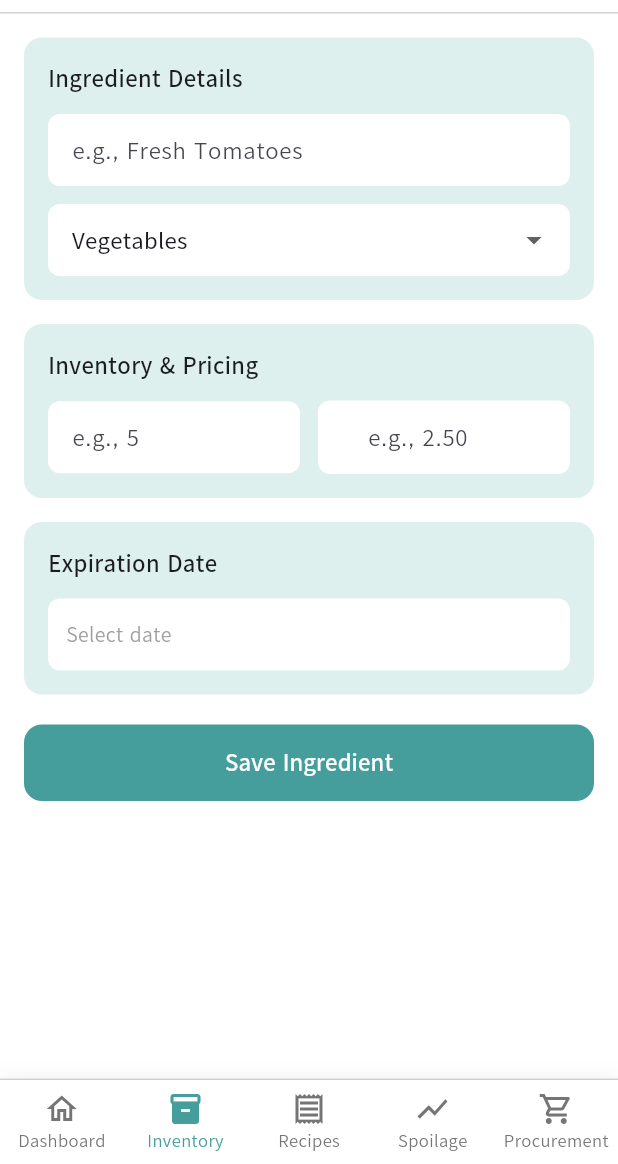
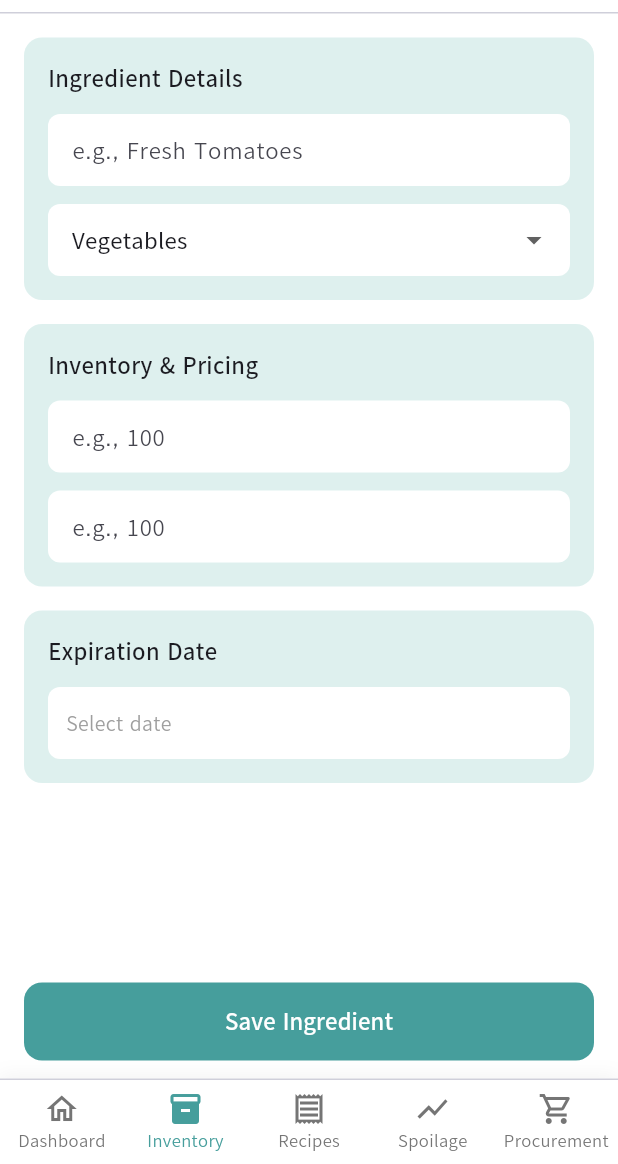
Before and after one commit to cadburyoreo535/App-Dev-Final-Project, a Flutter app: the AddNewItemScreen screen opened directly, on a phone screen of 412 x 824 dp, the part 72-1236 px from its top. Run offline on Flutter 3.47's test engine with Material 3 defaults, Android fonts, the phone set to English and light mode, and no system bars; our stand-ins replace cloud_firestore, firebase_auth, firebase_core, fl_chart; accounts and stored records are empty.

Commit message:
changed alignment in inventory & pricing at the add new ingridient screen

```diff
--- a/final_project/lib/main.dart
+++ b/final_project/lib/main.dart
@@ -1,6 +1,6 @@
 import 'package:flutter/material.dart';
 import 'package:firebase_core/firebase_core.dart';
-import 'firebase/firebase_options.dart';
+import 'firebase_options.dart';
 import 'screens/dashboard_screen.dart';
 import 'screens/inventory_screen.dart';
 import 'screens/procurement_screen.dart';
@@ -11,10 +11,9 @@ import 'screens/signup_screen.dart';
 
 void main() async {
   WidgetsFlutterBinding.ensureInitialized();
-  final opts = DefaultFirebaseOptions.currentPlatform;
-  print('Using Firebase options: $opts'); // debug
-  await Firebase.initializeApp(options: opts);
-  print('Firebase initialized');
+  await Firebase.initializeApp(
+    options: DefaultFirebaseOptions.currentPlatform,
+  );
   runApp(const MyApp());
 }
 
--- a/final_project/lib/screens/add_new_item.dart
+++ b/final_project/lib/screens/add_new_item.dart
@@ -73,7 +73,14 @@ class _AddNewItemScreenState extends State<AddNewItemScreen> {
           ),
         ),
       ),
-      body: SingleChildScrollView(
+
+      // BODY: make content expand and place Save button below content (above nav bar)
+      body: SafeArea(
+        child: Column(
+          children: [
+            // Scrollable content that expands to available space
+            Expanded(
+              child: SingleChildScrollView(
                 padding: const EdgeInsets.all(16),
                 child: Form(
                   key: _formKey,
@@ -113,8 +120,9 @@ class _AddNewItemScreenState extends State<AddNewItemScreen> {
                                   borderSide: BorderSide.none,
                                 ),
                               ),
-                      validator: (v) =>
-                          (v == null || v.trim().isEmpty) ? 'Enter name' : null,
+                              validator: (v) => (v == null || v.trim().isEmpty)
+                                  ? 'Enter name'
+                                  : null,
                             ),
                             const SizedBox(height: 12),
                             DropdownButtonFormField<String>(
@@ -124,8 +132,14 @@ class _AddNewItemScreenState extends State<AddNewItemScreen> {
                                   value: 'Vegetables',
                                   child: Text('Vegetables'),
                                 ),
-                        DropdownMenuItem(value: 'Dairy', child: Text('Dairy')),
-                        DropdownMenuItem(value: 'Meat', child: Text('Meat')),
+                                DropdownMenuItem(
+                                  value: 'Dairy',
+                                  child: Text('Dairy'),
+                                ),
+                                DropdownMenuItem(
+                                  value: 'Meat',
+                                  child: Text('Meat'),
+                                ),
                                 DropdownMenuItem(
                                   value: 'Grains',
                                   child: Text('Grains'),
@@ -172,17 +186,18 @@ class _AddNewItemScreenState extends State<AddNewItemScreen> {
                               ),
                             ),
                             const SizedBox(height: 12),
-                    Row(
+                            Column(
+                              crossAxisAlignment: CrossAxisAlignment.stretch,
                               children: [
-                        Expanded(
-                          child: TextFormField(
+                                TextFormField(
                                   controller: _quantityController,
-                            keyboardType: const TextInputType.numberWithOptions(
+                                  keyboardType:
+                                      const TextInputType.numberWithOptions(
                                         decimal: true,
                                       ),
                                   decoration: InputDecoration(
-                              hintText: 'e.g., 5',
-                              suffixText: 'kg',
+                                    hintText: 'e.g., 100',
+                                    suffixText: 'g',
                                     filled: true,
                                     fillColor: Colors.white,
                                     contentPadding: const EdgeInsets.symmetric(
@@ -194,21 +209,29 @@ class _AddNewItemScreenState extends State<AddNewItemScreen> {
                                       borderSide: BorderSide.none,
                                     ),
                                   ),
-                            validator: (v) => (v == null || v.trim().isEmpty)
+                                  validator: (v) =>
+                                      (v == null || v.trim().isEmpty)
                                       ? 'Enter qty'
                                       : null,
                                 ),
-                        ),
-                        const SizedBox(width: 12),
-                        Expanded(
-                          child: TextFormField(
+                                const SizedBox(height: 12),
+                                // replace the existing price TextFormField with this block
+                                TextFormField(
                                   controller: _priceController,
-                            keyboardType: const TextInputType.numberWithOptions(
+                                  keyboardType:
+                                      const TextInputType.numberWithOptions(
                                         decimal: true,
                                       ),
+                                  textAlign:
+                                      TextAlign.left, // user input aligned left
                                   decoration: InputDecoration(
-                              prefixText: '₱ ',
-                              hintText: 'e.g., 2.50',
+                                    hintText: 'e.g., 100', // left-aligned hint
+                                    suffixText:
+                                        '₱', // currency at the far right like "kg"
+                                    suffixStyle: TextStyle(
+                                      color: Colors.grey[700],
+                                      fontWeight: FontWeight.w600,
+                                    ),
                                     filled: true,
                                     fillColor: Colors.white,
                                     contentPadding: const EdgeInsets.symmetric(
@@ -220,10 +243,10 @@ class _AddNewItemScreenState extends State<AddNewItemScreen> {
                                       borderSide: BorderSide.none,
                                     ),
                                   ),
-                            validator: (v) => (v == null || v.trim().isEmpty)
+                                  validator: (v) =>
+                                      (v == null || v.trim().isEmpty)
                                       ? 'Enter price'
                                       : null,
-                          ),
                                 ),
                               ],
                             ),
@@ -254,7 +277,9 @@ class _AddNewItemScreenState extends State<AddNewItemScreen> {
                               onTap: _pickDate,
                               child: Container(
                                 height: 48,
-                        padding: const EdgeInsets.symmetric(horizontal: 12),
+                                padding: const EdgeInsets.symmetric(
+                                  horizontal: 12,
+                                ),
                                 alignment: Alignment.centerLeft,
                                 decoration: BoxDecoration(
                                   color: Colors.white,
@@ -275,11 +300,21 @@ class _AddNewItemScreenState extends State<AddNewItemScreen> {
                           ],
                         ),
                       ),
-              const SizedBox(height: 20),
 
-              // Save button
-              SizedBox(
+                      // keep some bottom padding so content doesn't hide behind the fixed Save button
+                      const SizedBox(height: 24),
+                    ],
+                  ),
+                ),
+              ),
+            ),
+
+            // Fixed Save button placed below scrollable content and above bottom nav
+            Padding(
+              padding: const EdgeInsets.fromLTRB(16, 8, 16, 12),
+              child: SizedBox(
                 width: double.infinity,
+                height: 52,
                 child: ElevatedButton(
                   onPressed: _saveIngredient,
                   style: ElevatedButton.styleFrom(
@@ -297,11 +332,11 @@ class _AddNewItemScreenState extends State<AddNewItemScreen> {
                   ),
                 ),
               ),
-              const SizedBox(height: 80), // spacing above nav bar
+            ),
           ],
         ),
       ),
-      ),
+
       bottomNavigationBar: _buildBottomNavBar(),
     );
   }
```
Lines whose indentation alone changed are shown as unchanged.
